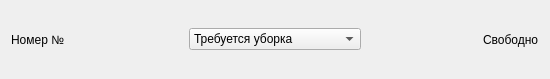
Before: the Qt Designer form Client/Form Menu/Rooms/itemroom.ui in Golfriman/Control_Data, drawn with Qt 5.
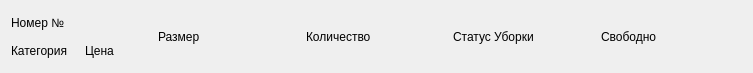
After: the same form once the commit is applied.

The edit to the form file:
```diff
--- a/Client/Form Menu/Rooms/itemroom.ui
+++ b/Client/Form Menu/Rooms/itemroom.ui
@@ -6,14 +6,14 @@
    <rect>
     <x>0</x>
     <y>0</y>
-    <width>550</width>
-    <height>79</height>
+    <width>753</width>
+    <height>73</height>
    </rect>
   </property>
   <property name="windowTitle">
    <string>Form</string>
   </property>
-  <layout class="QHBoxLayout" name="horizontalLayout">
+  <layout class="QHBoxLayout" name="horizontalLayout_2" stretch="0,0,0,0,0">
    <item>
     <layout class="QVBoxLayout" name="verticalLayout">
      <item>
@@ -23,23 +23,48 @@
        </property>
       </widget>
      </item>
-    </layout>
-   </item>
+     <item>
+      <layout class="QHBoxLayout" name="horizontalLayout">
+       <item>
+        <widget class="QLabel" name="category">
+         <property name="text">
+          <string>Категория</string>
+         </property>
+        </widget>
+       </item>
+       <item>
+        <widget class="QLabel" name="label">
+         <property name="text">
+          <string>Цена</string>
+         </property>
+        </widget>
+       </item>
+      </layout>
+     </item>
+    </layout>
+   </item>
    <item>
-    <widget class="QComboBox" name="statusCleaning">
-     <item>
+    <widget class="QLabel" name="size">
       <property name="text">
-       <string>Требуется уборка</string>
-      </property>
+      <string>Размер</string>
+     </property>
+    </widget>
      </item>
      <item>
+    <widget class="QLabel" name="cap">
       <property name="text">
-       <string>Убрано</string>
-      </property>
-     </item>
+      <string>Количество</string>
+     </property>
+    </widget>
+   </item>
+   <item>
+    <widget class="QLabel" name="statusCleaning">
+     <property name="text">
+      <string>Статус Уборки</string>
+     </property>
     </widget>
    </item>
-   <item alignment="Qt::AlignRight">
+   <item>
     <widget class="QLabel" name="statusRoom">
      <property name="text">
       <string>Свободно</string>
```
Lines whose indentation alone changed are shown as unchanged.
